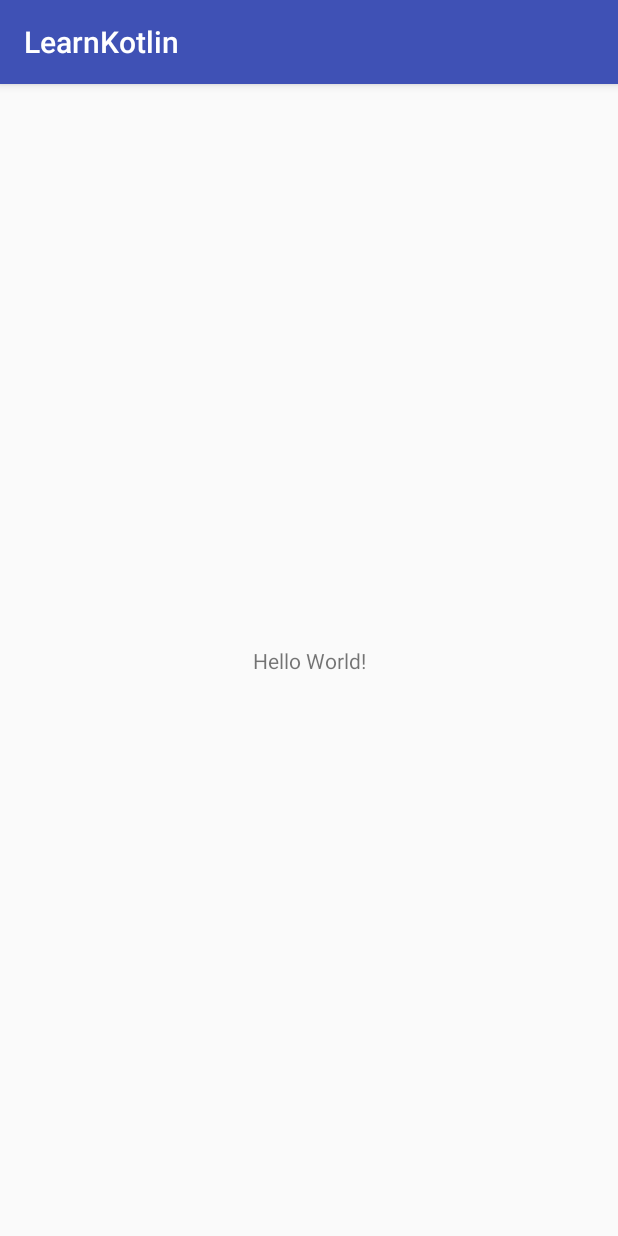
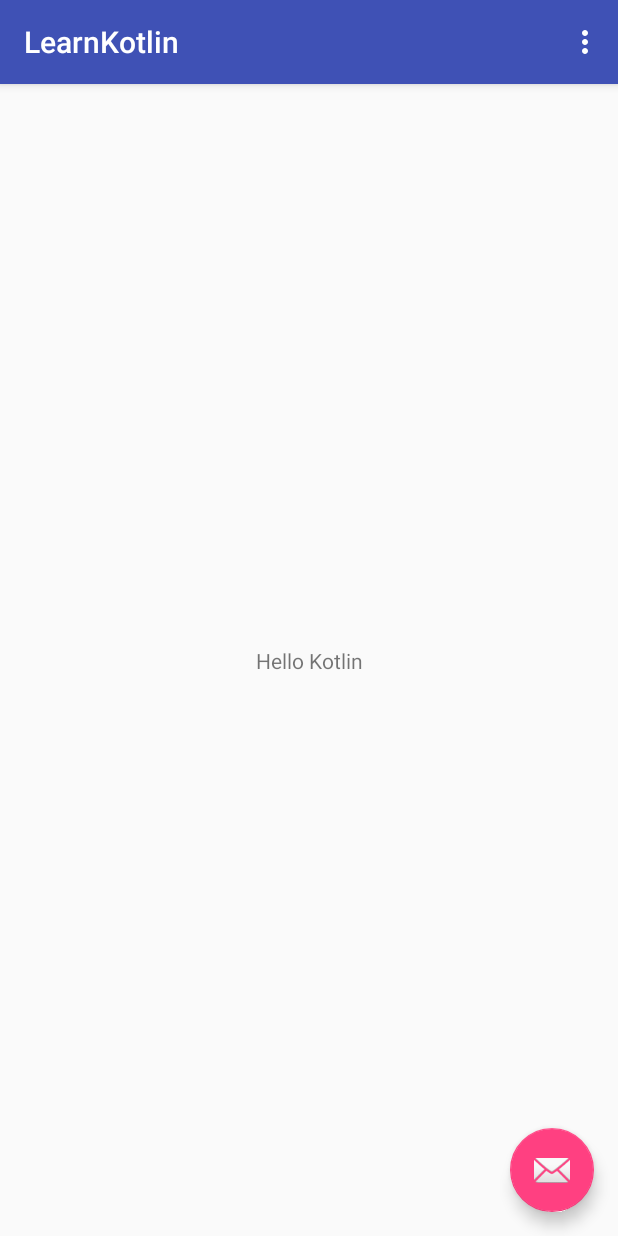
Before and after one commit to BetterZhang/LearnKotlin, an Android app: the screen it shows after launch (MainActivity), on a phone screen of 412 x 824 dp. Run offline under Robolectric (Android 15) with nearby library versions, the phone set to English and light mode, and no system bars.

Commit message:
Write MainActivity by Kotlin

```diff
--- a/app/build.gradle
+++ b/app/build.gradle
@@ -1,6 +1,6 @@
 apply plugin: 'com.android.application'
-
 apply plugin: 'kotlin-android'
+apply plugin: 'kotlin-android-extensions'
 
 android {
     compileSdkVersion 25
@@ -30,4 +30,5 @@ dependencies {
     implementation 'com.android.support:appcompat-v7:25.4.0'
     testImplementation 'junit:junit:4.12'
     implementation 'com.android.support.constraint:constraint-layout:1.0.2'
+    implementation 'com.android.support:design:25.4.0'
 }
--- a/app/src/main/AndroidManifest.xml
+++ b/app/src/main/AndroidManifest.xml
@@ -9,7 +9,10 @@
         android:roundIcon="@mipmap/ic_launcher_round"
         android:supportsRtl="true"
         android:theme="@style/AppTheme">
-        <activity android:name=".MainActivity">
+        <activity
+            android:name=".MainActivity"
+            android:label="@string/app_name"
+            android:theme="@style/AppTheme.NoActionBar">
             <intent-filter>
                 <action android:name="android.intent.action.MAIN" />
 
--- a/app/src/main/java/com/betterzhang/learnkotlin/MainActivity.kt
+++ b/app/src/main/java/com/betterzhang/learnkotlin/MainActivity.kt
@@ -2,11 +2,41 @@ package com.betterzhang.learnkotlin
 
 import android.support.v7.app.AppCompatActivity
 import android.os.Bundle
+import android.support.design.widget.FloatingActionButton
+import android.support.design.widget.Snackbar
+import android.support.v7.widget.Toolbar
+import android.view.Menu
+import android.view.MenuItem
+import kotlinx.android.synthetic.main.content_main.*
 
 class MainActivity : AppCompatActivity() {
 
     override fun onCreate(savedInstanceState: Bundle?) {
         super.onCreate(savedInstanceState)
         setContentView(R.layout.activity_main)
+        val toolbar = findViewById(R.id.toolbar) as Toolbar
+        setSupportActionBar(toolbar)
+
+        tv_content.text = "Hello Kotlin"
+
+        val fab = findViewById(R.id.fab) as FloatingActionButton
+        fab.setOnClickListener { view ->
+            Snackbar.make(view, "fab on click...", Snackbar.LENGTH_SHORT)
+                    .setAction("Action", null).show()
+        }
     }
+
+    override fun onCreateOptionsMenu(menu: Menu?): Boolean {
+        menuInflater.inflate(R.menu.menu, menu)
+        return true
+    }
+
+    override fun onOptionsItemSelected(item: MenuItem): Boolean {
+        val id = item.itemId
+        if (id == R.id.action_settings) {
+            return true
+        }
+        return super.onOptionsItemSelected(item)
+    }
+
 }
--- a/app/src/main/res/layout/activity_main.xml
+++ b/app/src/main/res/layout/activity_main.xml
@@ -1,18 +1,33 @@
 <?xml version="1.0" encoding="utf-8"?>
-<android.support.constraint.ConstraintLayout xmlns:android="http://schemas.android.com/apk/res/android"
+<android.support.design.widget.CoordinatorLayout xmlns:android="http://schemas.android.com/apk/res/android"
     xmlns:app="http://schemas.android.com/apk/res-auto"
     xmlns:tools="http://schemas.android.com/tools"
     android:layout_width="match_parent"
     android:layout_height="match_parent"
     tools:context="com.betterzhang.learnkotlin.MainActivity">
 
-    <TextView
+    <android.support.design.widget.AppBarLayout
+        android:layout_width="match_parent"
+        android:layout_height="wrap_content"
+        android:theme="@style/AppTheme.AppBarOverlay">
+
+        <android.support.v7.widget.Toolbar
+            android:id="@+id/toolbar"
+            android:layout_width="match_parent"
+            android:layout_height="?attr/actionBarSize"
+            android:background="?attr/colorPrimary"
+            app:popupTheme="@style/AppTheme.PopupOverlay" />
+
+    </android.support.design.widget.AppBarLayout>
+
+    <include layout="@layout/content_main" />
+
+    <android.support.design.widget.FloatingActionButton
+        android:id="@+id/fab"
         android:layout_width="wrap_content"
         android:layout_height="wrap_content"
-        android:text="Hello World!"
-        app:layout_constraintBottom_toBottomOf="parent"
-        app:layout_constraintLeft_toLeftOf="parent"
-        app:layout_constraintRight_toRightOf="parent"
-        app:layout_constraintTop_toTopOf="parent" />
+        android:layout_gravity="bottom|end"
+        android:layout_margin="@dimen/fab_margin"
+        app:srcCompat="@android:drawable/ic_dialog_email" />
 
-</android.support.constraint.ConstraintLayout>
+</android.support.design.widget.CoordinatorLayout>
--- /dev/null
+++ b/app/src/main/res/layout/content_main.xml
@@ -0,0 +1,20 @@
+<?xml version="1.0" encoding="utf-8"?>
+<android.support.constraint.ConstraintLayout xmlns:android="http://schemas.android.com/apk/res/android"
+    xmlns:app="http://schemas.android.com/apk/res-auto"
+    xmlns:tools="http://schemas.android.com/tools"
+    android:layout_width="match_parent"
+    android:layout_height="match_parent"
+    app:layout_behavior="@string/appbar_scrolling_view_behavior"
+    tools:context="com.betterzhang.learnkotlin.MainActivity"
+    tools:showIn="@layout/activity_main">
+
+    <TextView
+        android:id="@+id/tv_content"
+        android:layout_width="wrap_content"
+        android:layout_height="wrap_content"
+        app:layout_constraintBottom_toBottomOf="parent"
+        app:layout_constraintLeft_toLeftOf="parent"
+        app:layout_constraintRight_toRightOf="parent"
+        app:layout_constraintTop_toTopOf="parent" />
+
+</android.support.constraint.ConstraintLayout>
--- /dev/null
+++ b/app/src/main/res/menu/menu.xml
@@ -0,0 +1,10 @@
+<menu xmlns:android="http://schemas.android.com/apk/res/android"
+    xmlns:app="http://schemas.android.com/apk/res-auto"
+    xmlns:tools="http://schemas.android.com/tools"
+    tools:context="com.jsdttec.testkotlin.MainActivity">
+    <item
+        android:id="@+id/action_settings"
+        android:orderInCategory="100"
+        android:title="@string/action_settings"
+        app:showAsAction="never" />
+</menu>
--- /dev/null
+++ b/app/src/main/res/values/dimens.xml
@@ -0,0 +1,3 @@
+<resources>
+    <dimen name="fab_margin">16dp</dimen>
+</resources>
--- a/app/src/main/res/values/strings.xml
+++ b/app/src/main/res/values/strings.xml
@@ -1,3 +1,4 @@
 <resources>
     <string name="app_name">LearnKotlin</string>
+    <string name="action_settings">Settings</string>
 </resources>
--- a/app/src/main/res/values/styles.xml
+++ b/app/src/main/res/values/styles.xml
@@ -8,4 +8,13 @@
         <item name="colorAccent">@color/colorAccent</item>
     </style>
 
+    <style name="AppTheme.NoActionBar">
+        <item name="windowActionBar">false</item>
+        <item name="windowNoTitle">true</item>
+    </style>
+
+    <style name="AppTheme.AppBarOverlay" parent="ThemeOverlay.AppCompat.Dark.ActionBar" />
+
+    <style name="AppTheme.PopupOverlay" parent="ThemeOverlay.AppCompat.Light" />
+
 </resources>
```
